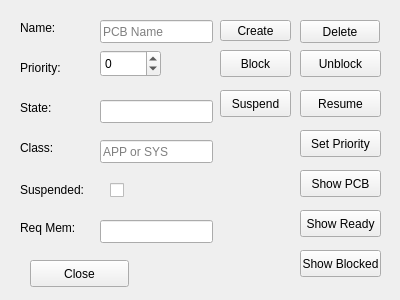
Before: the Qt Designer form pcbwindow.ui in orville94Bailey/OpSys, drawn with Qt 5.
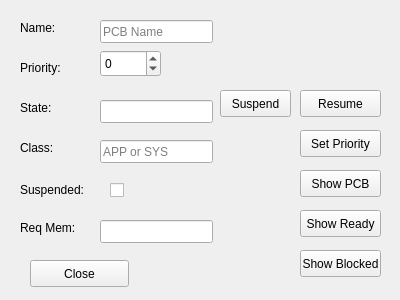
After: the same form once the commit is applied.

```diff
--- a/pcbwindow.ui
+++ b/pcbwindow.ui
@@ -150,32 +150,6 @@
     <string/>
    </property>
   </widget>
-  <widget class="QPushButton" name="deleteButton">
-   <property name="geometry">
-    <rect>
-     <x>300</x>
-     <y>20</y>
-     <width>80</width>
-     <height>23</height>
-    </rect>
-   </property>
-   <property name="text">
-    <string>Delete</string>
-   </property>
-  </widget>
-  <widget class="QPushButton" name="unblockButton">
-   <property name="geometry">
-    <rect>
-     <x>300</x>
-     <y>50</y>
-     <width>81</width>
-     <height>27</height>
-    </rect>
-   </property>
-   <property name="text">
-    <string>Unblock</string>
-   </property>
-  </widget>
   <widget class="QPushButton" name="resumeButton">
    <property name="geometry">
     <rect>
@@ -241,19 +215,6 @@
     <string>Show Blocked</string>
    </property>
   </widget>
-  <widget class="QPushButton" name="blockButton">
-   <property name="geometry">
-    <rect>
-     <x>220</x>
-     <y>50</y>
-     <width>71</width>
-     <height>27</height>
-    </rect>
-   </property>
-   <property name="text">
-    <string>Block</string>
-   </property>
-  </widget>
   <widget class="QPushButton" name="suspendButton">
    <property name="geometry">
     <rect>
@@ -267,19 +228,6 @@
     <string>Suspend</string>
    </property>
   </widget>
-  <widget class="QPushButton" name="createButton">
-   <property name="geometry">
-    <rect>
-     <x>220</x>
-     <y>20</y>
-     <width>71</width>
-     <height>21</height>
-    </rect>
-   </property>
-   <property name="text">
-    <string>Create</string>
-   </property>
-  </widget>
   <widget class="QSpinBox" name="prioritySBox">
    <property name="geometry">
     <rect>
```
